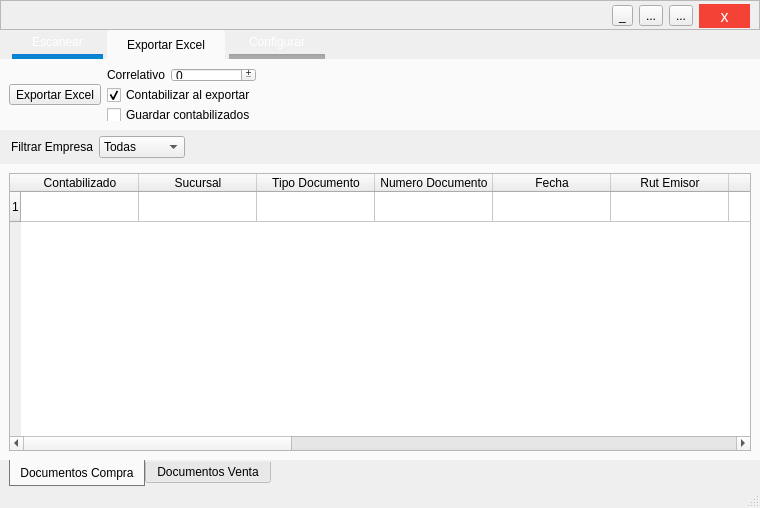
The window that GUI/mainWindow.ui (firenessmax/bte001) describes before a commit, drawn with Qt 5.
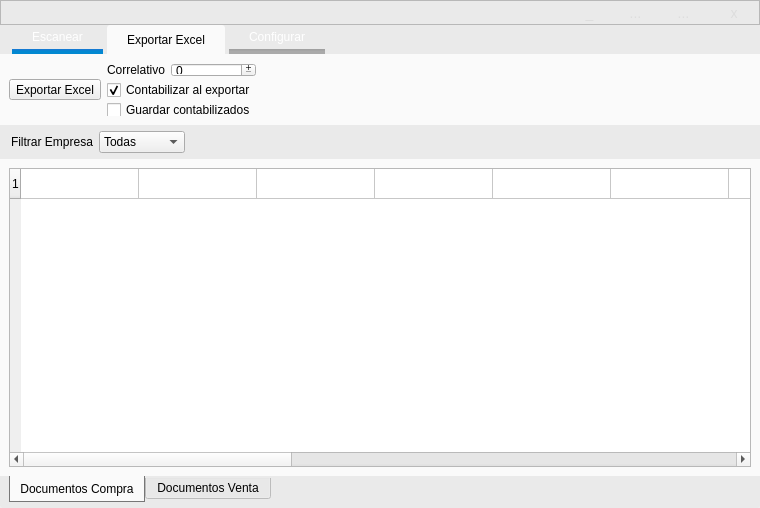
The same window after the commit. The open tabs and pages were chosen to show the change. Icons and pictures are not drawn.

```diff
--- a/GUI/mainWindow.ui
+++ b/GUI/mainWindow.ui
@@ -17,6 +17,9 @@
    <iconset resource="images/images.qrc">
     <normaloff>:/newPrefix/barcode.png</normaloff>:/newPrefix/barcode.png</iconset>
   </property>
+  <property name="styleSheet">
+   <string notr="true"/>
+  </property>
   <property name="tabShape">
    <enum>QTabWidget::Rounded</enum>
   </property>
@@ -24,21 +27,63 @@
    <set>QMainWindow::AllowTabbedDocks|QMainWindow::AnimatedDocks</set>
   </property>
   <widget class="QWidget" name="centralwidget">
+   <property name="styleSheet">
+    <string notr="true">QWidget#centralWidget{
+	border-radius: 80px;
+}</string>
+   </property>
    <layout class="QVBoxLayout" name="verticalLayout">
     <property name="margin">
      <number>0</number>
     </property>
     <item>
+     <widget class="QFrame" name="frame_2">
+      <property name="mouseTracking">
+       <bool>true</bool>
+      </property>
+      <property name="acceptDrops">
+       <bool>false</bool>
+      </property>
+      <property name="styleSheet">
+       <string notr="true">#frame_2{
+	
+	border-top-left-radius: 4px;
+	border-top-right-radius: 4px;
+	background: #eaeaea;
+}</string>
+      </property>
+      <property name="frameShape">
+       <enum>QFrame::StyledPanel</enum>
+      </property>
+      <property name="frameShadow">
+       <enum>QFrame::Raised</enum>
+      </property>
+      <layout class="QVBoxLayout" name="verticalLayout_2">
+       <property name="spacing">
+        <number>6</number>
+       </property>
+       <property name="margin">
+        <number>0</number>
+       </property>
+       <item>
      <widget class="QFrame" name="top">
       <property name="maximumSize">
        <size>
         <width>16777215</width>
-        <height>130</height>
-       </size>
-      </property>
+           <height>125</height>
+          </size>
+         </property>
+         <property name="font">
+          <font>
+           <stylestrategy>PreferAntialias</stylestrategy>
+          </font>
+         </property>
       <property name="styleSheet">
        <string notr="true">#top{
 	background-color:qlineargradient(spread:pad, x1:0, y1:0, x2:0, y2:1, stop:0 #0288d1 , stop:.2 #1976d2);
+
+	border-top-left-radius:3px;
+	border-top-right-radius: 3px;
 }
 
 
@@ -47,6 +92,12 @@
 margin-top: 2px; /* make non-selected tabs look smaller 
 }*/</string>
       </property>
+         <property name="frameShadow">
+          <enum>QFrame::Plain</enum>
+         </property>
+         <property name="lineWidth">
+          <number>0</number>
+         </property>
       <layout class="QGridLayout" name="gridLayout_3">
        <property name="margin">
         <number>0</number>
@@ -54,6 +105,219 @@
        <property name="spacing">
         <number>0</number>
        </property>
+          <item row="0" column="0">
+           <widget class="QFrame" name="frame">
+            <property name="maximumSize">
+             <size>
+              <width>16777215</width>
+              <height>16777215</height>
+             </size>
+            </property>
+            <property name="contextMenuPolicy">
+             <enum>Qt::DefaultContextMenu</enum>
+            </property>
+            <property name="frameShape">
+             <enum>QFrame::StyledPanel</enum>
+            </property>
+            <property name="frameShadow">
+             <enum>QFrame::Raised</enum>
+            </property>
+            <layout class="QGridLayout" name="gridLayout_2">
+             <property name="horizontalSpacing">
+              <number>3</number>
+             </property>
+             <property name="verticalSpacing">
+              <number>0</number>
+             </property>
+             <property name="margin">
+              <number>0</number>
+             </property>
+             <item row="1" column="1">
+              <widget class="QToolButton" name="toolButton">
+               <property name="font">
+                <font>
+                 <pointsize>-1</pointsize>
+                </font>
+               </property>
+               <property name="styleSheet">
+                <string notr="true">QToolButton{
+	background: none;
+	padding: 0px 10px;
+	margin:0;
+	color: #dddddd;
+	font-size:14px;
+}
+
+
+
+QToolButton:hover{
+	background: #cccccc;
+	color: white;
+	font-size: 14px;
+}</string>
+               </property>
+               <property name="text">
+                <string>_</string>
+               </property>
+               <property name="autoRaise">
+                <bool>true</bool>
+               </property>
+              </widget>
+             </item>
+             <item row="1" column="0">
+              <spacer name="horizontalSpacer_2">
+               <property name="orientation">
+                <enum>Qt::Horizontal</enum>
+               </property>
+               <property name="sizeHint" stdset="0">
+                <size>
+                 <width>40</width>
+                 <height>0</height>
+                </size>
+               </property>
+              </spacer>
+             </item>
+             <item row="1" column="3">
+              <widget class="QToolButton" name="toolButton_2">
+               <property name="sizePolicy">
+                <sizepolicy hsizetype="Fixed" vsizetype="Fixed">
+                 <horstretch>0</horstretch>
+                 <verstretch>0</verstretch>
+                </sizepolicy>
+               </property>
+               <property name="font">
+                <font>
+                 <pointsize>-1</pointsize>
+                </font>
+               </property>
+               <property name="styleSheet">
+                <string notr="true">QToolButton{
+	background: none;
+	padding: 0px 10px;
+	margin:0;
+	color: #dddddd;
+	font-size:14px;
+}
+
+
+
+QToolButton:hover{
+	background: #cccccc;
+	color: white;
+	font-size: 14px;
+}</string>
+               </property>
+               <property name="text">
+                <string>...</string>
+               </property>
+               <property name="icon">
+                <iconset resource="images/images.qrc">
+                 <normaloff>:/newPrefix/maximize.png</normaloff>:/newPrefix/maximize.png</iconset>
+               </property>
+               <property name="iconSize">
+                <size>
+                 <width>14</width>
+                 <height>14</height>
+                </size>
+               </property>
+               <property name="autoRaise">
+                <bool>true</bool>
+               </property>
+              </widget>
+             </item>
+             <item row="1" column="4">
+              <widget class="QToolButton" name="toolButton_3">
+               <property name="font">
+                <font>
+                 <pointsize>-1</pointsize>
+                </font>
+               </property>
+               <property name="autoFillBackground">
+                <bool>false</bool>
+               </property>
+               <property name="styleSheet">
+                <string notr="true">QToolButton{
+	background: none;
+	padding: 0px 15px;
+	margin:0;
+	color: #dddddd;
+	font-size:14px;
+}
+
+
+
+QToolButton:hover{
+	background: #f44336;
+	padding: 0px 15px;
+	color: white;
+	font-size: 14px;
+}</string>
+               </property>
+               <property name="text">
+                <string>x</string>
+               </property>
+               <property name="autoExclusive">
+                <bool>false</bool>
+               </property>
+               <property name="popupMode">
+                <enum>QToolButton::DelayedPopup</enum>
+               </property>
+               <property name="toolButtonStyle">
+                <enum>Qt::ToolButtonIconOnly</enum>
+               </property>
+               <property name="autoRaise">
+                <bool>true</bool>
+               </property>
+               <property name="arrowType">
+                <enum>Qt::NoArrow</enum>
+               </property>
+              </widget>
+             </item>
+             <item row="1" column="2">
+              <widget class="QToolButton" name="toolButton_4">
+               <property name="font">
+                <font>
+                 <pointsize>-1</pointsize>
+                </font>
+               </property>
+               <property name="styleSheet">
+                <string notr="true">QToolButton{
+	background: none;
+	padding: 0px 10px;
+	margin:0;
+	color: #dddddd;
+	font-size:14px;
+}
+
+
+
+QToolButton:hover{
+	background: rgba(255, 255, 255, 153);
+	color: white;
+	font-size: 14px;
+}</string>
+               </property>
+               <property name="text">
+                <string>...</string>
+               </property>
+               <property name="icon">
+                <iconset resource="images/images.qrc">
+                 <normaloff>:/newPrefix/resize.png</normaloff>:/newPrefix/resize.png</iconset>
+               </property>
+               <property name="iconSize">
+                <size>
+                 <width>14</width>
+                 <height>14</height>
+                </size>
+               </property>
+               <property name="autoRaise">
+                <bool>true</bool>
+               </property>
+              </widget>
+             </item>
+            </layout>
+           </widget>
+          </item>
        <item row="1" column="0">
         <widget class="QTabWidget" name="tabWidget_4">
          <property name="sizePolicy">
@@ -297,81 +561,6 @@
          </widget>
         </widget>
        </item>
-       <item row="0" column="0">
-        <widget class="QFrame" name="frame">
-         <property name="frameShape">
-          <enum>QFrame::StyledPanel</enum>
-         </property>
-         <property name="frameShadow">
-          <enum>QFrame::Raised</enum>
-         </property>
-         <layout class="QGridLayout" name="gridLayout_2">
-          <property name="topMargin">
-           <number>2</number>
-          </property>
-          <property name="bottomMargin">
-           <number>0</number>
-          </property>
-          <item row="0" column="1">
-           <widget class="QToolButton" name="toolButton">
-            <property name="text">
-             <string>_</string>
-            </property>
-           </widget>
-          </item>
-          <item row="0" column="0">
-           <spacer name="horizontalSpacer_2">
-            <property name="orientation">
-             <enum>Qt::Horizontal</enum>
-            </property>
-            <property name="sizeHint" stdset="0">
-             <size>
-              <width>40</width>
-              <height>20</height>
-             </size>
-            </property>
-           </spacer>
-          </item>
-          <item row="0" column="3">
-           <widget class="QToolButton" name="toolButton_2">
-            <property name="text">
-             <string>...</string>
-            </property>
-           </widget>
-          </item>
-          <item row="0" column="4">
-           <widget class="QToolButton" name="toolButton_3">
-            <property name="font">
-             <font>
-              <pointsize>-1</pointsize>
-             </font>
-            </property>
-            <property name="styleSheet">
-             <string notr="true">QToolButton{
-	background: #f44336;
-	padding: 0px 15px;
-	color: white;
-	font-size: 16px;
-}</string>
-            </property>
-            <property name="text">
-             <string>x</string>
-            </property>
-            <property name="autoRaise">
-             <bool>true</bool>
-            </property>
-           </widget>
-          </item>
-          <item row="0" column="2">
-           <widget class="QToolButton" name="toolButton_4">
-            <property name="text">
-             <string>...</string>
-            </property>
-           </widget>
-          </item>
-         </layout>
-        </widget>
-       </item>
       </layout>
      </widget>
     </item>
@@ -506,7 +695,7 @@
            <number>16</number>
           </property>
           <attribute name="horizontalHeaderVisible">
-           <bool>true</bool>
+              <bool>false</bool>
           </attribute>
           <attribute name="horizontalHeaderCascadingSectionResizes">
            <bool>true</bool>
@@ -763,6 +952,13 @@
      </widget>
     </item>
    </layout>
+      <zorder>tableWidget_Compras</zorder>
+      <zorder>tabWidget_2</zorder>
+      <zorder></zorder>
+      <zorder>top</zorder>
+     </widget>
+    </item>
+   </layout>
   </widget>
   <widget class="QMenuBar" name="menubar">
    <property name="geometry">
@@ -774,7 +970,19 @@
     </rect>
    </property>
   </widget>
-  <widget class="QStatusBar" name="statusbar"/>
+  <widget class="QStatusBar" name="statusbar">
+   <property name="maximumSize">
+    <size>
+     <width>16777215</width>
+     <height>6</height>
+    </size>
+   </property>
+   <property name="styleSheet">
+    <string notr="true">	background:#eaeaea;
+	border-bottom-left-radius: 3px;
+	border-bottom-right-radius: 3px;</string>
+   </property>
+  </widget>
  </widget>
  <resources>
   <include location="images/images.qrc"/>
```
Left out of the diff: 13 changed lines with no effect on the pictures. Lines whose indentation alone changed are shown as unchanged.
